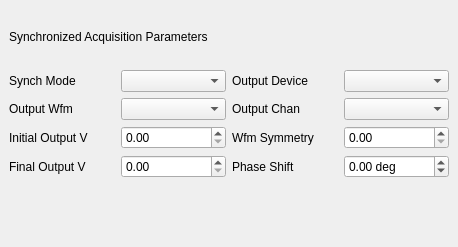
This is source/qxrdsynchronizedacquisitiondialog.ui in guyjennings/qxrd as Qt 5 draws it before an edit. The edited form follows.
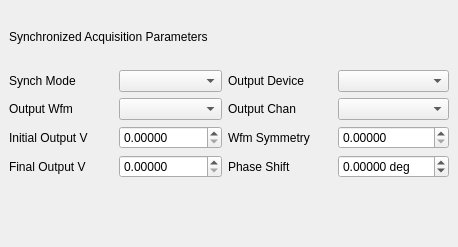
This is the edited form. Custom widgets are drawn as their Qt base class.

```diff
--- a/source/qxrdsynchronizedacquisitiondialog.ui
+++ b/source/qxrdsynchronizedacquisitiondialog.ui
@@ -51,6 +51,9 @@
       <property name="keyboardTracking">
        <bool>false</bool>
       </property>
+      <property name="decimals">
+       <number>5</number>
+      </property>
      </widget>
     </item>
     <item row="8" column="2">
@@ -73,6 +76,9 @@
       <property name="suffix">
        <string> deg</string>
       </property>
+      <property name="decimals">
+       <number>5</number>
+      </property>
       <property name="minimum">
        <double>-360.000000000000000</double>
       </property>
@@ -97,6 +103,9 @@
       <property name="keyboardTracking">
        <bool>false</bool>
       </property>
+      <property name="decimals">
+       <number>5</number>
+      </property>
      </widget>
     </item>
     <item row="6" column="3">
@@ -108,6 +117,9 @@
       <property name="keyboardTracking">
        <bool>false</bool>
       </property>
+      <property name="decimals">
+       <number>5</number>
+      </property>
      </widget>
     </item>
     <item row="8" column="0">
```
